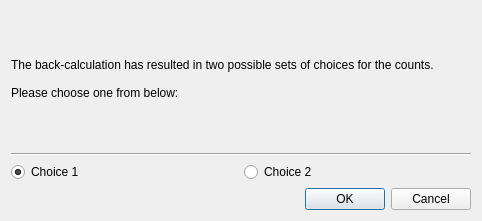
Above: src/rc_metastudio/forms/choose_back_calc_result_form.ui from AliSalman-et-al/openmeta-analyst-community before the change. Below: the same form after it.
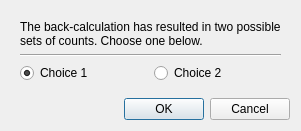
That is the form after the change.

Patch:
```diff
--- a/src/rc_metastudio/forms/choose_back_calc_result_form.ui
+++ b/src/rc_metastudio/forms/choose_back_calc_result_form.ui
@@ -2,86 +2,29 @@
 <ui version="4.0">
  <class>ChooseBackCalcResultForm</class>
  <widget class="QDialog" name="ChooseBackCalcResultForm">
-  <property name="geometry">
-   <rect>
-    <x>0</x>
-    <y>0</y>
-    <width>482</width>
-    <height>221</height>
-   </rect>
-  </property>
-  <property name="sizePolicy">
-   <sizepolicy hsizetype="MinimumExpanding" vsizetype="MinimumExpanding">
-    <horstretch>0</horstretch>
-    <verstretch>0</verstretch>
-   </sizepolicy>
-  </property>
-  <property name="minimumSize">
-   <size>
-    <width>480</width>
-    <height>0</height>
-   </size>
-  </property>
-  <property name="windowTitle">
-   <string>Choose Back Calculation Result</string>
-  </property>
-  <layout class="QVBoxLayout" name="verticalLayout">
+  <property name="geometry"><rect><x>0</x><y>0</y><width>0</width><height>0</height></rect></property>
+  <property name="windowTitle"><string>Choose Back Calculation Result</string></property>
+  <layout class="QVBoxLayout" name="dialog_layout">
    <item>
-    <widget class="QLabel" name="info_label">
-     <property name="sizePolicy">
-      <sizepolicy hsizetype="Minimum" vsizetype="Preferred">
-       <horstretch>0</horstretch>
-       <verstretch>0</verstretch>
-      </sizepolicy>
-     </property>
-     <property name="text">
-      <string>The back-calculation has resulted in two possible sets of choices for the counts.
-
-Please choose one from below:</string>
-     </property>
-     <property name="wordWrap">
-      <bool>true</bool>
-     </property>
+    <widget class="QScrollArea" name="content_scroll">
+     <property name="frameShape"><enum>QFrame::NoFrame</enum></property>
+     <property name="widgetResizable"><bool>true</bool></property>
+     <widget class="QWidget" name="content_widget">
+      <property name="geometry"><rect><x>0</x><y>0</y><width>0</width><height>0</height></rect></property>
+      <layout class="QVBoxLayout" name="content_layout">
+       <item><widget class="QLabel" name="info_label"><property name="text"><string>The back-calculation has resulted in two possible sets of counts. Choose one below.</string></property><property name="wordWrap"><bool>true</bool></property></widget></item>
+       <item><widget class="Line" name="line_2"><property name="orientation"><enum>Qt::Horizontal</enum></property></widget></item>
+       <item>
+        <layout class="QHBoxLayout" name="choices_layout">
+         <item><widget class="QRadioButton" name="choice1_btn"><property name="sizePolicy"><sizepolicy hsizetype="Expanding" vsizetype="Preferred"><horstretch>1</horstretch><verstretch>0</verstretch></sizepolicy></property><property name="text"><string>Choice 1</string></property><property name="checked"><bool>true</bool></property></widget></item>
+         <item><widget class="QRadioButton" name="choice2_btn"><property name="sizePolicy"><sizepolicy hsizetype="Expanding" vsizetype="Preferred"><horstretch>1</horstretch><verstretch>0</verstretch></sizepolicy></property><property name="text"><string>Choice 2</string></property></widget></item>
+        </layout>
+       </item>
+      </layout>
+     </widget>
     </widget>
    </item>
-   <item>
-    <widget class="Line" name="line_2">
-     <property name="orientation">
-      <enum>Qt::Horizontal</enum>
-     </property>
-    </widget>
-   </item>
-   <item>
-    <layout class="QHBoxLayout" name="horizontalLayout">
-     <item>
-      <widget class="QRadioButton" name="choice1_btn">
-       <property name="text">
-        <string>Choice 1</string>
-       </property>
-       <property name="checked">
-        <bool>true</bool>
-       </property>
-      </widget>
-     </item>
-     <item>
-      <widget class="QRadioButton" name="choice2_btn">
-       <property name="text">
-        <string>Choice 2</string>
-       </property>
-      </widget>
-     </item>
-    </layout>
-   </item>
-   <item>
-    <widget class="QDialogButtonBox" name="buttonBox">
-     <property name="orientation">
-      <enum>Qt::Horizontal</enum>
-     </property>
-     <property name="standardButtons">
-      <set>QDialogButtonBox::Cancel|QDialogButtonBox::Ok</set>
-     </property>
-    </widget>
-   </item>
+   <item><widget class="QDialogButtonBox" name="buttonBox"><property name="orientation"><enum>Qt::Horizontal</enum></property><property name="standardButtons"><set>QDialogButtonBox::Cancel|QDialogButtonBox::Ok</set></property></widget></item>
   </layout>
  </widget>
  <resources/>
```
Left out of the diff: 35 changed lines with no effect on the pictures.
